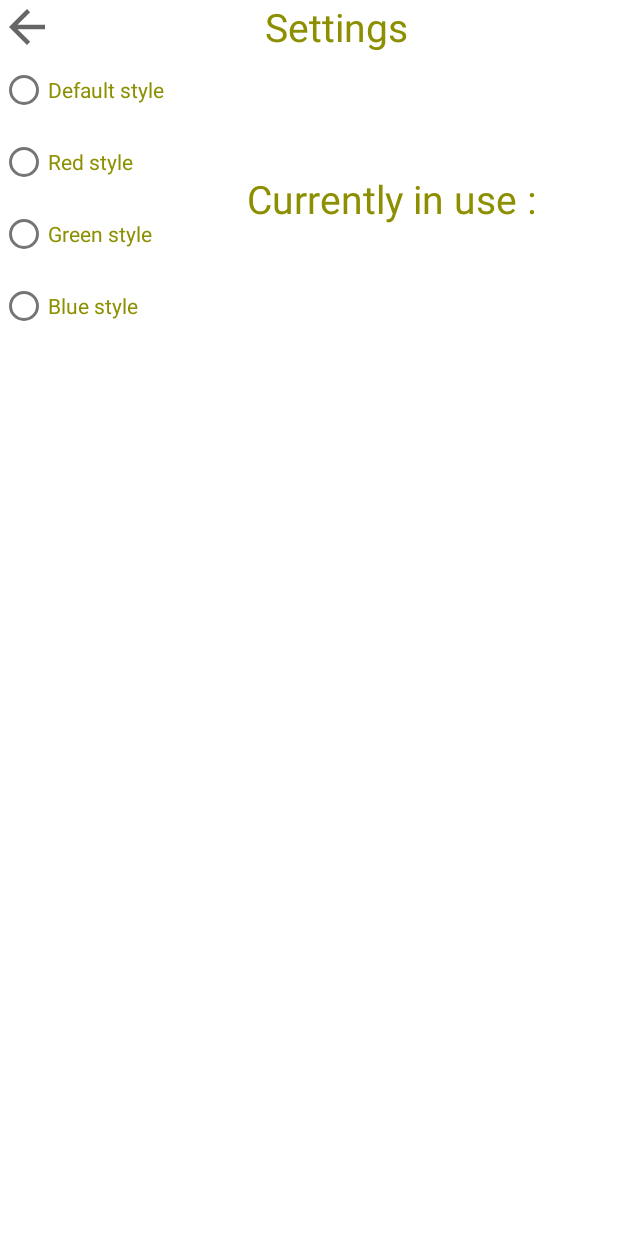
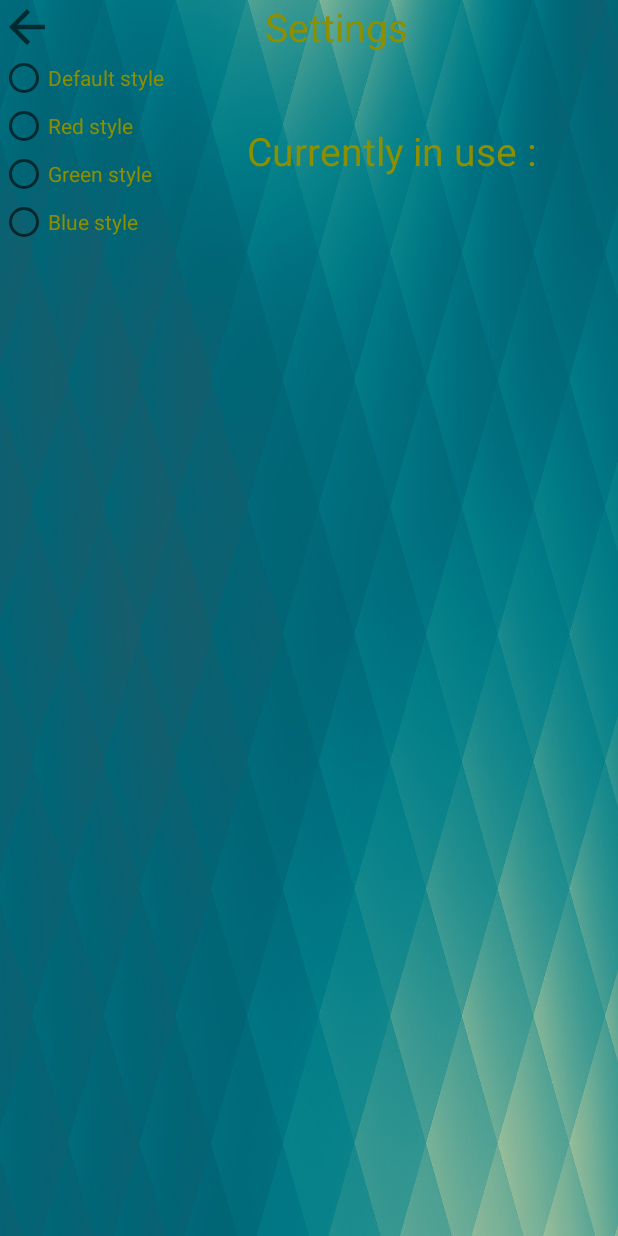
Before and after one commit to Kirill221199/Android_calculator_project, an Android app: the SettingsActivity screen opened directly, with no data from a screen before it, on a phone screen of 412 x 824 dp. Run offline under Robolectric (Android 15) with nearby library versions, the light colour scheme and no system bars.

Commit message:
Add fon for styles

```diff
--- a/app/src/main/res/layout/activity_settings.xml
+++ b/app/src/main/res/layout/activity_settings.xml
@@ -38,26 +38,22 @@
             android:id="@+id/button_default"
             android:layout_width="match_parent"
             android:layout_height="wrap_content"
-            android:textColor="@color/text_default"
             android:text="Default style"/>
 
         <com.google.android.material.radiobutton.MaterialRadioButton
             android:id="@+id/button_red"
             android:layout_width="match_parent"
-            android:textColor="@color/text_default"
             android:layout_height="wrap_content"
             android:text="Red style" />
 
         <com.google.android.material.radiobutton.MaterialRadioButton
             android:id="@+id/button_green"
             android:layout_width="match_parent"
-            android:textColor="@color/text_default"
             android:layout_height="wrap_content"
             android:text="Green style" />
 
         <com.google.android.material.radiobutton.MaterialRadioButton
             android:id="@+id/button_blue"
-            android:textColor="@color/text_default"
             android:layout_width="match_parent"
             android:layout_height="wrap_content"
             android:text="Blue style" />
--- a/app/src/main/res/values-night/themes.xml
+++ b/app/src/main/res/values-night/themes.xml
@@ -11,6 +11,8 @@
         <item name="colorOnSecondary">@color/black</item>
         <!-- Status bar color. -->
         <item name="android:statusBarColor" tools:targetApi="l">?attr/colorPrimaryVariant</item>
+        <item name="android:navigationBarColor" tools:targetApi="l">?attr/colorPrimaryVariant</item>
         <!-- Customize your theme here. -->
+        <item name="android:windowBackground">@drawable/fon</item>
     </style>
 </resources>
--- a/app/src/main/res/values/themes.xml
+++ b/app/src/main/res/values/themes.xml
@@ -15,11 +15,19 @@
         <!-- Customize your theme here. -->
         <item name="android:textColor">@color/text_default</item>
         <item name="materialButtonStyle">@style/myButton_Default</item>
+        <item name="radioButtonStyle">@style/myRadioButton_Default</item>
+        <item name="android:windowBackground">@drawable/fon</item>
     </style>
 
     <style name="myButton_Default" parent="Widget.MaterialComponents.Button">
         <item name="android:textColor">@color/text_default</item>
     </style>
+
+    <style name="myRadioButton_Default" parent="Widget.AppCompat.CompoundButton.RadioButton">
+        <item name="android:textColor">@color/text_default</item>
+    </style>
+
+
 
     <style name="Style_Red" parent="Theme.MaterialComponents.DayNight.NoActionBar">
         <!-- Primary brand color. -->
@@ -36,13 +44,20 @@
         <!-- Customize your theme here. -->
         <item name="android:textColor">@color/text_red</item>
         <item name="android:textStyle">italic</item>
-        <item name="android:background">@color/red</item>
         <item name="materialButtonStyle">@style/myButton_Red</item>
+        <item name="radioButtonStyle">@style/myRadioButton_Red</item>
+        <item name="android:windowBackground">@drawable/fon_red</item>
     </style>
 
     <style name="myButton_Red" parent="Widget.MaterialComponents.Button">
         <item name="android:textColor">@color/text_red</item>
     </style>
+
+    <style name="myRadioButton_Red" parent="Widget.AppCompat.CompoundButton.RadioButton">
+        <item name="android:textColor">@color/text_red</item>
+    </style>
+
+
 
     <style name="Style_Green" parent="Theme.MaterialComponents.DayNight.NoActionBar">
         <!-- Primary brand color. -->
@@ -59,13 +74,20 @@
         <!-- Customize your theme here. -->
         <item name="android:textColor">@color/text_green</item>
         <item name="android:textStyle">bold</item>
-        <item name="android:background">@color/green</item>
         <item name="materialButtonStyle">@style/myButton_Green</item>
+        <item name="radioButtonStyle">@style/myRadioButton_Green</item>
+        <item name="android:windowBackground">@drawable/fon_green</item>
     </style>
 
     <style name="myButton_Green" parent="Widget.MaterialComponents.Button">
         <item name="android:textColor">@color/text_green</item>
     </style>
+
+    <style name="myRadioButton_Green" parent="Widget.AppCompat.CompoundButton.RadioButton">
+        <item name="android:textColor">@color/text_green</item>
+    </style>
+
+
 
     <style name="Style_Blue" parent="Theme.MaterialComponents.DayNight.NoActionBar">
         <!-- Primary brand color. -->
@@ -82,13 +104,18 @@
         <!-- Customize your theme here. -->
         <item name="android:textColor">@color/text_blue</item>
         <item name="android:textStyle">bold|italic</item>
-        <item name="android:background">@color/blue</item>
         <item name="materialButtonStyle">@style/myButton_Blue</item>
+        <item name="radioButtonStyle">@style/myRadioButton_Blue</item>
+        <item name="android:windowBackground">@drawable/fon_blue</item>
     </style>
 
     <style name="myButton_Blue" parent="Widget.MaterialComponents.Button">
         <item name="android:textColor">@color/text_blue</item>
     </style>
 
+    <style name="myRadioButton_Blue" parent="Widget.AppCompat.CompoundButton.RadioButton">
+        <item name="android:textColor">@color/text_blue</item>
+    </style>
+
 
 </resources>
```
Also changed, not shown: app/src/main/res/drawable/fon_blue.jpg (added), app/src/main/res/drawable/fon_green.jpg (added), app/src/main/res/drawable/fon_red.jpg (added).
